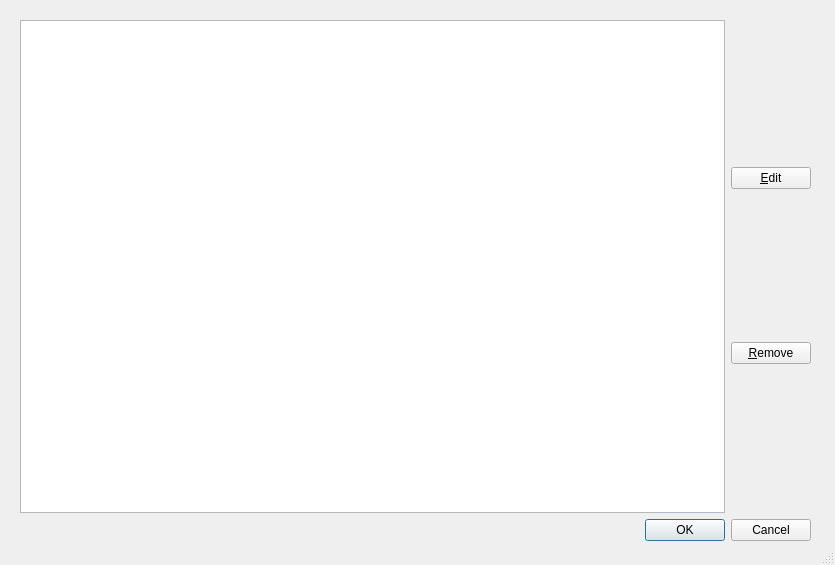
The window that qtimgren/profiles.ui (s-ball/qtimgren) describes before a commit, drawn with Qt 5.
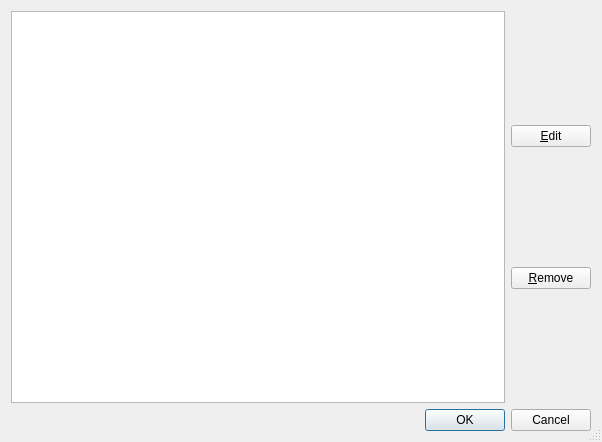
The same window after the commit.

Commit message: Stores columns width of ProfilesDialog in settings.

```diff
--- a/qtimgren/profiles.ui
+++ b/qtimgren/profiles.ui
@@ -6,8 +6,8 @@
    <rect>
     <x>0</x>
     <y>0</y>
-    <width>835</width>
-    <height>565</height>
+    <width>602</width>
+    <height>442</height>
    </rect>
   </property>
   <property name="windowTitle">
@@ -16,15 +16,8 @@
   <property name="sizeGripEnabled">
    <bool>true</bool>
   </property>
-  <widget class="QWidget" name="layoutWidget">
-   <property name="geometry">
-    <rect>
-     <x>20</x>
-     <y>20</y>
-     <width>791</width>
-     <height>521</height>
-    </rect>
-   </property>
+  <layout class="QHBoxLayout" name="horizontalLayout_2">
+   <item>
    <layout class="QVBoxLayout" name="verticalLayout_2">
     <item>
      <layout class="QHBoxLayout" name="horizontalLayout">
@@ -69,7 +62,8 @@
      </widget>
     </item>
    </layout>
-  </widget>
+   </item>
+  </layout>
  </widget>
  <resources/>
  <connections>
```
Lines whose indentation alone changed are shown as unchanged. The commit also changes 1 other file.
